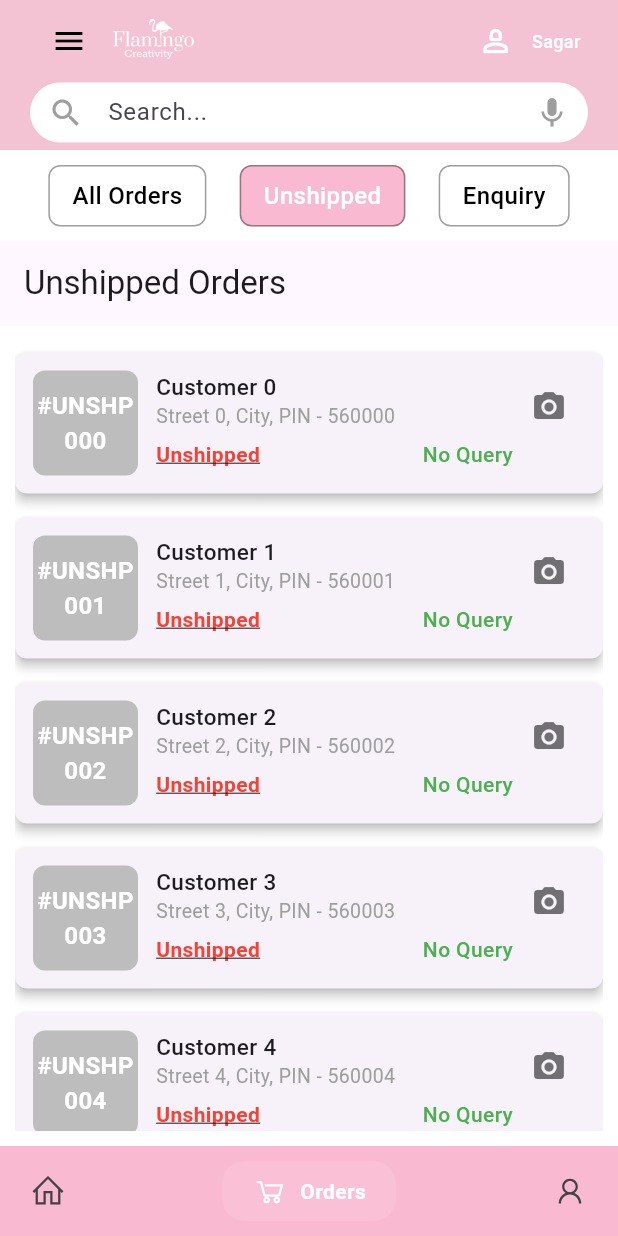
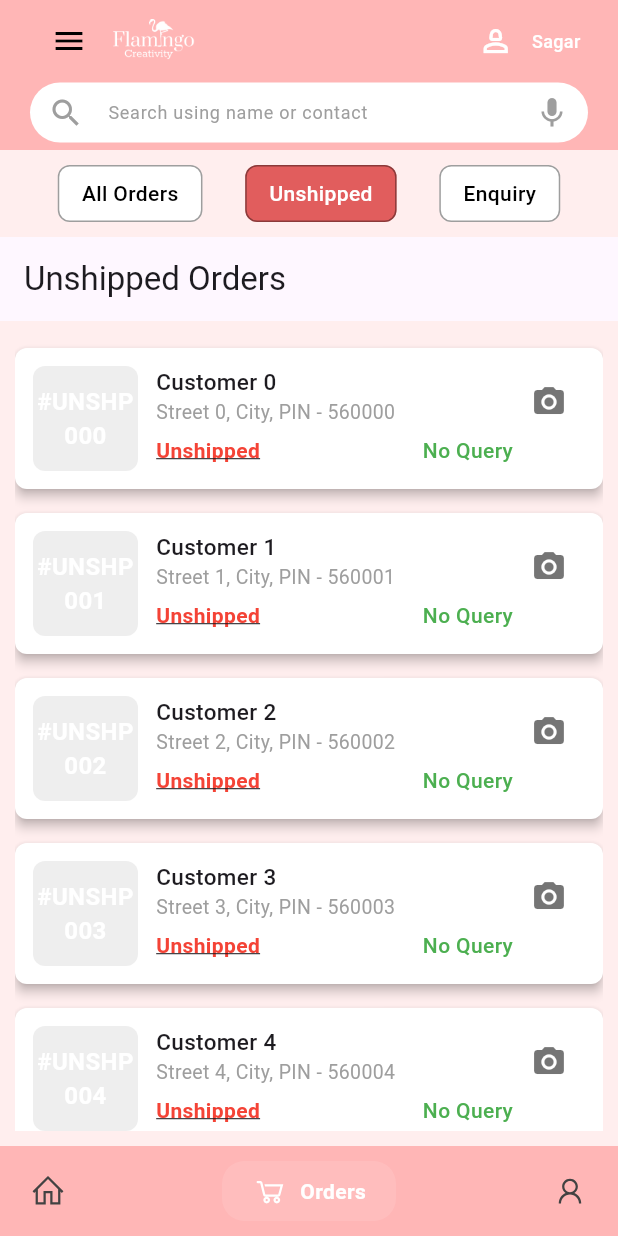
Before and after one commit to sravansatheesh123/flamigo, a Flutter app: the screen it shows after launch, item 2 of the bottom bar chosen, after a tap on "Unshipped", on a phone screen of 412 x 824 dp. Run offline on Flutter 3.47's test engine with Material 3 defaults, Android fonts, the light colour scheme and no system bars; drawn by our look-alikes of google_nav_bar; our stand-ins replace image_picker, line_icons.

Commit message:
feat:created ui design

```diff
--- a/lib/HomePage/bottamnaviagtion.dart
+++ b/lib/HomePage/bottamnaviagtion.dart
@@ -31,11 +31,11 @@ class _HomemainState extends State<Bottamnaviagtion> {
   Widget build(BuildContext context) {
     return SafeArea(
       child: Scaffold(
-        backgroundColor: const Color.fromARGB(255, 248, 185, 209),
+        backgroundColor: Color(0xffFFB6B6),
         appBar: PreferredSize(
           preferredSize: const Size.fromHeight(100),
           child: Container(
-            color: const Color.fromARGB(255, 243, 195, 211),
+            color: Color(0xffFFB6B6),
             padding: const EdgeInsets.symmetric(horizontal: 20, vertical: 0),
             child: Column(
               children: [
@@ -80,12 +80,22 @@ class _HomemainState extends State<Bottamnaviagtion> {
                 SizedBox(
                   height: 40,
                   child: TextField(
+                    style: const TextStyle(
+                      fontSize: 12,
+                      fontFamily: 'Roboto',
+                      color: Colors.grey,
+                    ),
                     decoration: InputDecoration(
                       filled: true,
                       fillColor: Colors.white,
                       prefixIcon: const Icon(Icons.search, color: Colors.grey),
                       suffixIcon: const Icon(Icons.mic, color: Colors.grey),
-                      hintText: "Search...",
+                      hintText: "Search using name or contact",
+                      hintStyle: const TextStyle(
+                        fontSize: 12,
+                        fontFamily: 'Roboto',
+                        color: Colors.grey,
+                      ),
                       contentPadding: const EdgeInsets.symmetric(vertical: 8),
                       border: OutlineInputBorder(
                         borderRadius: BorderRadius.circular(25),
@@ -98,10 +108,10 @@ class _HomemainState extends State<Bottamnaviagtion> {
             ),
           ),
         ),
-        body: _pages[_selectedIndex], // Only this part changes
+        body: _pages[_selectedIndex],
         bottomNavigationBar: Container(
           padding: const EdgeInsets.symmetric(vertical: 10),
-          color: const Color.fromARGB(255, 248, 185, 209),
+          color: Color(0xffFFB6B6),
           child: GNav(
             rippleColor: Colors.grey[300]!,
             hoverColor: Colors.grey[100]!,
@@ -121,11 +131,11 @@ class _HomemainState extends State<Bottamnaviagtion> {
                 text: 'Home',
               ),
               GButton(
-                icon: LineIcons.shoppingCart, // Order Page Icon
+                icon: LineIcons.shoppingCart,
                 text: 'Orders',
               ),
               GButton(
-                icon: LineIcons.user, // Profile Page Icon
+                icon: LineIcons.user,
                 text: 'Profile',
               ),
             ],
--- a/lib/HomePage/homepage.dart
+++ b/lib/HomePage/homepage.dart
@@ -64,7 +64,7 @@ class _HomepageState extends State<Homepage> {
       body: Stack(
         children: [
           Container(
-            color: const Color.fromARGB(255, 250, 249, 249),
+            color: Color(0xffFFEEEE),
             padding: const EdgeInsets.all(16.0),
             child: Column(
               children: [
@@ -77,7 +77,7 @@ class _HomepageState extends State<Homepage> {
                           color: Colors.white,
                           borderRadius: BorderRadius.circular(12),
                           border: Border.all(
-                            color: const Color.fromARGB(255, 249, 208, 222),
+                            color: Color(0xffFFB6B6),
                             width: 2,
                           ),
                         ),
@@ -91,7 +91,7 @@ class _HomepageState extends State<Homepage> {
                             children: [
                               if (!_isTextEntered)
                                 const Text(
-                                  "Type here...",
+                                  "Enter order details here...............",
                                   style: TextStyle(
                                     color: Colors.grey,
                                     fontSize: 14,
@@ -118,8 +118,7 @@ class _HomepageState extends State<Homepage> {
                         child: ElevatedButton(
                           onPressed: _showAmountPopup,
                           style: ElevatedButton.styleFrom(
-                            backgroundColor:
-                                const Color.fromARGB(255, 248, 185, 209),
+                            backgroundColor: Color(0xffE15D5D),
                             shape: RoundedRectangleBorder(
                               borderRadius: BorderRadius.circular(8),
                             ),
@@ -172,7 +171,8 @@ class _HomepageState extends State<Homepage> {
               const Text(
                 "Enter the amount for customer",
                 style: TextStyle(
-                  fontSize: 16,
+                  fontSize: 15,
+                  fontFamily: "Roboto",
                   fontWeight: FontWeight.bold,
                   color: Colors.black,
                 ),
@@ -205,9 +205,17 @@ class _HomepageState extends State<Homepage> {
           TextField(
             controller: _amountController,
             keyboardType: TextInputType.number,
+            style: const TextStyle(
+              fontSize: 15, // Set text size to 15
+              fontFamily: 'Roboto', // Set font family to Roboto
+            ),
             decoration: InputDecoration(
               hintText: "Enter amount",
-              filled: true,
+              hintStyle: const TextStyle(
+                fontSize: 15, // Set hint text size to 15
+                fontFamily: 'Roboto', // Set hint font family to Roboto
+                color: Colors.grey, // Optional: Keep hint color subtle
+              ),
               fillColor: Colors.white,
               border: OutlineInputBorder(
                 borderRadius: BorderRadius.circular(8),
@@ -223,7 +231,7 @@ class _HomepageState extends State<Homepage> {
             child: ElevatedButton(
               onPressed: _submitAmount,
               style: ElevatedButton.styleFrom(
-                backgroundColor: const Color.fromARGB(255, 248, 185, 209),
+                backgroundColor: Color(0xffE15D5D),
                 shape: RoundedRectangleBorder(
                   borderRadius: BorderRadius.circular(8),
                 ),
--- a/lib/OrderPage/allorder.dart
+++ b/lib/OrderPage/allorder.dart
@@ -1,21 +1,33 @@
 import 'package:flutter/material.dart';
 import 'package:image_picker/image_picker.dart';
 
-class Allorder extends StatelessWidget {
+class Allorder extends StatefulWidget {
   const Allorder({super.key});
+
+  @override
+  State<Allorder> createState() => _AllorderState();
+}
+
+class _AllorderState extends State<Allorder> {
+  List<bool> isExpanded = [false, false];
+  final ImagePicker _picker = ImagePicker();
+
+  Future<void> _openCamera() async {
+    await _picker.pickImage(source: ImageSource.camera);
+  }
 
   @override
   Widget build(BuildContext context) {
     return Scaffold(
       body: Container(
-        color: Colors.white,
+        color: const Color(0xffFFEEEE),
         padding: const EdgeInsets.all(10),
         child: ListView.builder(
-          itemCount: 2, // Example: Displaying 2 orders
+          itemCount: 2,
           itemBuilder: (context, index) {
-            bool isUnshipped =
-                index == 0; // First card is unshipped, second is shipped
+            bool isUnshipped = index == 0;
             return Card(
+              color: Colors.white,
               elevation: 3,
               margin: const EdgeInsets.symmetric(vertical: 8),
               shape: RoundedRectangleBorder(
@@ -23,22 +35,22 @@ class Allorder extends StatelessWidget {
               ),
               child: Padding(
                 padding: const EdgeInsets.all(12.0),
-                child: Row(
+                child: Column(
                   crossAxisAlignment: CrossAxisAlignment.start,
                   children: [
-                    // Order ID Box
+                    Row(
+                      crossAxisAlignment: CrossAxisAlignment.start,
+                      children: [
                         Container(
                           width: 70,
                           height: 70,
                           alignment: Alignment.center,
                           decoration: BoxDecoration(
-                        color: Colors.grey[400], // Dark grey for contrast
+                            color: Colors.grey[200],
                             borderRadius: BorderRadius.circular(8),
                           ),
                           child: Text(
-                        isUnshipped
-                            ? "#123456"
-                            : "#654321", // Different order IDs
+                            isUnshipped ? "#123456" : "#654321",
                             textAlign: TextAlign.center,
                             style: const TextStyle(
                               fontSize: 16,
@@ -48,18 +60,32 @@ class Allorder extends StatelessWidget {
                           ),
                         ),
                         const SizedBox(width: 12),
-
-                    // Order Details
                         Expanded(
                           child: Column(
                             crossAxisAlignment: CrossAxisAlignment.start,
                             children: [
-                          Text(
-                            isUnshipped ? "Sagar Suman" : "Rahul Sharma",
+                              Row(
+                                mainAxisAlignment:
+                                    MainAxisAlignment.spaceBetween,
+                                children: [
+                                  Expanded(
+                                    child: Text(
+                                      isUnshipped
+                                          ? "Sagar Suman"
+                                          : "Rahul Sharma",
                                       style: const TextStyle(
-                              fontSize: 15,
+                                        fontSize: 14,
+                                        fontFamily: "Roboto",
                                         fontWeight: FontWeight.w500,
                                       ),
+                                    ),
+                                  ),
+                                  IconButton(
+                                    icon: const Icon(Icons.camera_alt,
+                                        size: 20, color: Colors.black54),
+                                    onPressed: _openCamera,
+                                  ),
+                                ],
                               ),
                               Text(
                                 isUnshipped
@@ -67,34 +93,40 @@ class Allorder extends StatelessWidget {
                                     : "456, Another Street, City, PIN - 110011",
                                 style: const TextStyle(
                                   fontSize: 13,
+                                  fontFamily: "Roboto",
                                   color: Colors.grey,
                                 ),
                               ),
                               const SizedBox(height: 6),
                               Row(
-                            mainAxisAlignment: MainAxisAlignment.spaceBetween,
                                 children: [
                                   GestureDetector(
                                     onTap: () {
-                                  _showUnshippedPopup(context);
+                                      setState(() {
+                                        isExpanded[index] = !isExpanded[index];
+                                      });
                                     },
                                     child: Text(
                                       isUnshipped ? "Unshipped" : "Shipped",
                                       style: TextStyle(
-                                    fontSize: 14,
+                                        fontFamily: "Roboto",
+                                        fontSize: 12,
                                         fontWeight: FontWeight.bold,
-                                    color:
-                                        isUnshipped ? Colors.red : Colors.green,
+                                        color: isUnshipped
+                                            ? Color(0xffCA4040)
+                                            : Color(0xff007580),
                                         decoration: TextDecoration.underline,
                                       ),
                                     ),
                                   ),
+                                  const SizedBox(width: 20),
                                   const Text(
                                     "No Query",
                                     style: TextStyle(
-                                  fontSize: 14,
+                                      fontFamily: "Roboto",
+                                      fontSize: 12,
                                       fontWeight: FontWeight.w500,
-                                  color: Colors.green,
+                                      color: Color(0xff007580),
                                     ),
                                   ),
                                 ],
@@ -102,11 +134,47 @@ class Allorder extends StatelessWidget {
                             ],
                           ),
                         ),
-
+                      ],
+                    ),
+                    if (isExpanded[index]) ...[
+                      const SizedBox(height: 10),
+                      Row(
+                        mainAxisAlignment: MainAxisAlignment.spaceBetween,
+                        children: [
+                          const Text("Courier",
+                              style: TextStyle(
+                                  fontSize: 14, fontWeight: FontWeight.w500)),
                           IconButton(
-                      icon: const Icon(Icons.camera_alt, color: Colors.black54),
-                      onPressed: () {},
+                            icon: const Icon(Icons.camera_alt,
+                                size: 20, color: Colors.black54),
+                            onPressed: _openCamera,
                           ),
+                        ],
+                      ),
+                      const SizedBox(
+                        width: double.infinity,
+                        child: TextField(
+                          decoration: InputDecoration(
+                            border: OutlineInputBorder(),
+                            hintText: "Enter courier name",
+                          ),
+                        ),
+                      ),
+                      const SizedBox(height: 10),
+                      const Text("Tracking ID",
+                          style: TextStyle(
+                              fontSize: 14, fontWeight: FontWeight.w500)),
+                      const SizedBox(
+                        width: double.infinity,
+                        child: TextField(
+                          decoration: InputDecoration(
+                            border: OutlineInputBorder(),
+                            hintText: "Enter tracking ID",
+                          ),
+                        ),
+                      ),
+                      const SizedBox(height: 10),
+                    ],
                   ],
                 ),
               ),
@@ -116,120 +184,4 @@ class Allorder extends StatelessWidget {
       ),
     );
   }
-
-  void _showUnshippedPopup(BuildContext context) {
-    showGeneralDialog(
-      context: context,
-      barrierDismissible: true,
-      barrierLabel: "",
-      transitionDuration: const Duration(milliseconds: 400),
-      pageBuilder: (context, animation, secondaryAnimation) {
-        return const SizedBox(); // Required placeholder
-      },
-      transitionBuilder: (context, animation, secondaryAnimation, child) {
-        return SlideTransition(
-          position: Tween<Offset>(
-            begin: const Offset(0, -1), // Start from the top
-            end: Offset.zero, // Move to its normal position
-          ).animate(CurvedAnimation(
-            parent: animation,
-            curve: Curves.easeInOut,
-          )),
-          child: Align(
-            alignment: Alignment.topCenter,
-            child: _buildPopupBox(context),
-          ),
-        );
-      },
-    );
 }
-
-  Widget _buildPopupBox(BuildContext context) {
-    return Material(
-      color: Colors.transparent,
-      child: Container(
-        padding: const EdgeInsets.all(16),
-        width: MediaQuery.of(context).size.width,
-        height:
-            MediaQuery.of(context).size.height * 0.4, // 40% of screen height
-        decoration: const BoxDecoration(
-          color: Colors.white,
-          borderRadius: BorderRadius.vertical(bottom: Radius.circular(12)),
-          boxShadow: [
-            BoxShadow(
-              color: Colors.black26,
-              blurRadius: 10,
-              spreadRadius: 2,
-              offset: Offset(0, 4),
-            ),
-          ],
-        ),
-        child: Padding(
-          padding: const EdgeInsets.only(top: 5),
-          child: Column(
-            mainAxisSize: MainAxisSize.min,
-            crossAxisAlignment: CrossAxisAlignment.start,
-            children: [
-              // Row for "Courier" text and Camera Icon
-              Row(
-                mainAxisAlignment: MainAxisAlignment.spaceBetween,
-                children: [
-                  const Text(
-                    "Courier",
-                    style: TextStyle(fontSize: 16, fontWeight: FontWeight.w500),
-                  ),
-                  IconButton(
-                    icon: const Icon(Icons.camera_alt, color: Colors.black54),
-                    onPressed: () async {
-                      final ImagePicker picker = ImagePicker();
-                      final XFile? image = await picker.pickImage(
-                        source: ImageSource.camera,
-                      );
-                      if (image != null) {
-                        print("Captured Image Path: ${image.path}");
-                      }
-                    },
-                  ),
-                ],
-              ),
-              const SizedBox(height: 5),
-              TextField(
-                decoration: const InputDecoration(
-                  border: OutlineInputBorder(),
-                  hintText: "Enter courier name",
-                ),
-              ),
-              const SizedBox(height: 10),
-              const Text(
-                "Tracking ID",
-                style: TextStyle(fontSize: 16, fontWeight: FontWeight.w500),
-              ),
-              const SizedBox(height: 5),
-              TextField(
-                decoration: const InputDecoration(
-                  border: OutlineInputBorder(),
-                  hintText: "Enter tracking ID",
-                ),
-              ),
-              const SizedBox(height: 10),
-              SizedBox(
-                width: double.infinity,
-                child: ElevatedButton(
-                  onPressed: () => Navigator.pop(context),
-                  style: ElevatedButton.styleFrom(
-                    backgroundColor: const Color.fromARGB(255, 248, 185, 209),
-                    shape: RoundedRectangleBorder(
-                      borderRadius: BorderRadius.circular(8),
-                    ),
-                  ),
-                  child: const Text("Submit",
-                      style: TextStyle(color: Colors.white)),
-                ),
-              ),
-            ],
-          ),
-        ),
-      ),
-    );
-  }
-}
--- a/lib/OrderPage/order.dart
+++ b/lib/OrderPage/order.dart
@@ -27,7 +27,7 @@ class _OrderState extends State<Order> {
       body: Column(
         children: [
           Container(
-            color: Colors.white,
+            color: const Color(0xffFFEEEE),
             padding: const EdgeInsets.all(10.0),
             child: Row(
               mainAxisAlignment: MainAxisAlignment.spaceEvenly,
@@ -43,16 +43,16 @@ class _OrderState extends State<Order> {
                     padding:
                         const EdgeInsets.symmetric(horizontal: 15, vertical: 8),
                     decoration: BoxDecoration(
-                      color: isSelected
-                          ? const Color.fromARGB(255, 248, 185, 209)
-                          : Colors.white,
+                      color:
+                          isSelected ? const Color(0xffE15D5D) : Colors.white,
                       borderRadius: BorderRadius.circular(8),
                       border: Border.all(color: Colors.black38),
                     ),
                     child: Text(
                       _tabs[index],
                       style: TextStyle(
-                        fontSize: 16,
+                        fontSize: 14, // Set text size to 14
+                        fontFamily: 'Roboto', // Set font family to Roboto
                         fontWeight: FontWeight.w500,
                         color: isSelected ? Colors.white : Colors.black,
                       ),
--- a/lib/OrderPage/unshiped.dart
+++ b/lib/OrderPage/unshiped.dart
@@ -6,7 +6,7 @@ class Unshiped extends StatelessWidget {
     return Scaffold(
       appBar: AppBar(title: const Text("Unshipped Orders")),
       body: Container(
-        color: Colors.white,
+        color: Color(0xffFFEEEE),
         padding: const EdgeInsets.all(10),
         child: ListView.builder(
           itemCount: 5, // Example: Displaying 5 unshipped orders
@@ -41,6 +41,7 @@ class OrderCard extends StatelessWidget {
   @override
   Widget build(BuildContext context) {
     return Card(
+      color: Colors.white,
       elevation: 3,
       margin: const EdgeInsets.symmetric(vertical: 8),
       shape: RoundedRectangleBorder(borderRadius: BorderRadius.circular(8)),
@@ -55,7 +56,7 @@ class OrderCard extends StatelessWidget {
               height: 70,
               alignment: Alignment.center,
               decoration: BoxDecoration(
-                color: Colors.grey[400],
+                color: Colors.grey[200],
                 borderRadius: BorderRadius.circular(8),
               ),
               child: Text(
```
Lines whose indentation alone changed are shown as unchanged.
